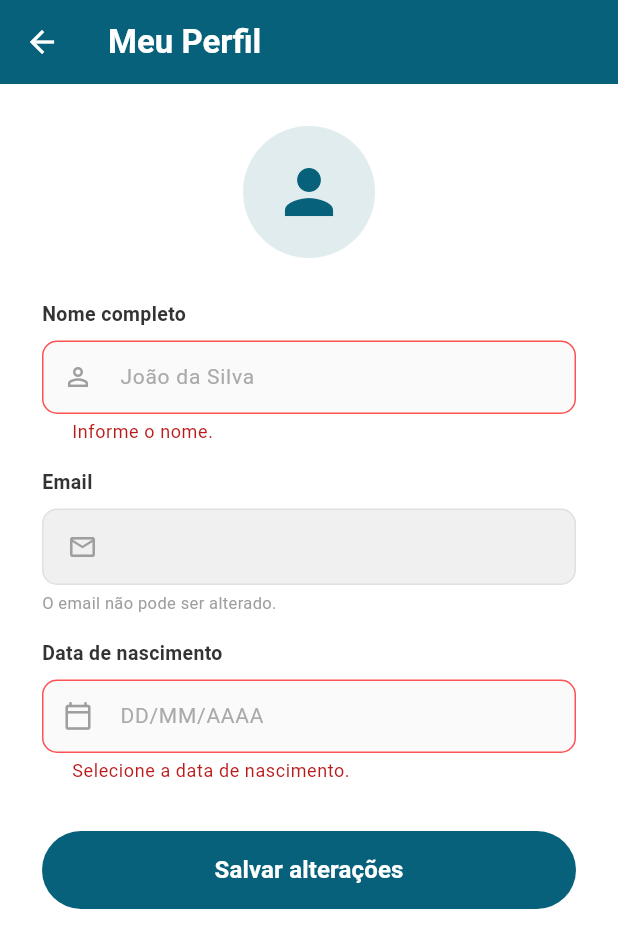
After one commit to Kaio-Goes/dividaAqui, a Flutter app: the ProfilePage screen opened directly, after a tap on "Salvar alterações", on a phone screen of 412 x 824 dp. The commit adds this screen. Shown: the top 948 px of the screen. Run offline on Flutter 3.47's test engine with Material 3 defaults, Android fonts, the phone set to English and light mode, and no system bars; our stand-ins replace cloud_firestore, firebase_auth, firebase_core, flutter_dotenv; accounts and stored records are empty; generated files the repository leaves out were written again.

Commit message:
Feature profile user is admin

```diff
--- /dev/null
+++ b/lib/pages/profile/profile_page.dart
@@ -0,0 +1,333 @@
+import 'package:flutter/cupertino.dart';
+import 'package:flutter/material.dart';
+import 'package:divida_aqui/core/app_colors.dart';
+import 'package:divida_aqui/core/auth_service.dart';
+import 'package:divida_aqui/core/user_model.dart';
+import 'package:divida_aqui/components/auth_input_field.dart';
+
+class ProfilePage extends StatefulWidget {
+  const ProfilePage({super.key});
+
+  @override
+  State<ProfilePage> createState() => _ProfilePageState();
+}
+
+class _ProfilePageState extends State<ProfilePage> {
+  final _formKey = GlobalKey<FormState>();
+  final _authService = AuthService();
+  final _nameController = TextEditingController();
+  final _birthController = TextEditingController();
+
+  UserModel? _user;
+  bool _loading = true;
+  bool _saving = false;
+
+  @override
+  void initState() {
+    super.initState();
+    _loadProfile();
+  }
+
+  @override
+  void dispose() {
+    _nameController.dispose();
+    _birthController.dispose();
+    super.dispose();
+  }
+
+  Future<void> _loadProfile() async {
+    final user = await _authService.fetchCurrentUserProfile();
+    if (mounted) {
+      setState(() {
+        _user = user;
+        _nameController.text = user?.name ?? '';
+        _birthController.text = user?.birthDate ?? '';
+        _loading = false;
+      });
+    }
+  }
+
+  Future<void> _pickDate() async {
+    final now = DateTime.now();
+    DateTime tempDate = DateTime(now.year - 18, now.month, now.day);
+
+    if (_birthController.text.isNotEmpty) {
+      final parts = _birthController.text.split('/');
+      if (parts.length == 3) {
+        tempDate = DateTime(
+          int.tryParse(parts[2]) ?? tempDate.year,
+          int.tryParse(parts[1]) ?? tempDate.month,
+          int.tryParse(parts[0]) ?? tempDate.day,
+        );
+      }
+    }
+
+    await showCupertinoModalPopup<void>(
+      context: context,
+      builder: (_) => Container(
+        height: 320,
+        color: Colors.white,
+        child: Column(
+          children: [
+            Container(
+              padding: const EdgeInsets.symmetric(horizontal: 8),
+              decoration: const BoxDecoration(
+                border: Border(bottom: BorderSide(color: Color(0xFFE0E0E0))),
+              ),
+              child: Row(
+                mainAxisAlignment: MainAxisAlignment.spaceBetween,
+                children: [
+                  CupertinoButton(
+                    child: const Text('Cancelar', style: TextStyle(color: Colors.grey)),
+                    onPressed: () => Navigator.of(context).pop(),
+                  ),
+                  CupertinoButton(
+                    child: Text('Confirmar', style: TextStyle(color: appPrimary)),
+                    onPressed: () {
+                      _birthController.text =
+                          '${tempDate.day.toString().padLeft(2, '0')}/${tempDate.month.toString().padLeft(2, '0')}/${tempDate.year}';
+                      Navigator.of(context).pop();
+                    },
+                  ),
+                ],
+              ),
+            ),
+            Expanded(
+              child: CupertinoDatePicker(
+                mode: CupertinoDatePickerMode.date,
+                initialDateTime: tempDate,
+                minimumDate: DateTime(1900),
+                maximumDate: DateTime(now.year - 10, now.month, now.day),
+                onDateTimeChanged: (date) => tempDate = date,
+              ),
+            ),
+          ],
+        ),
+      ),
+    );
+  }
+
+  Future<void> _save() async {
+    if (!(_formKey.currentState?.validate() ?? false)) return;
+    if (_user == null) return;
+    setState(() => _saving = true);
+    try {
+      await _authService.updateUserProfile(
+        uid: _user!.uid,
+        name: _nameController.text.trim(),
+        birthDate: _birthController.text,
+      );
+      if (mounted) {
+        ScaffoldMessenger.of(context).showSnackBar(
+          const SnackBar(
+            content: Text('Perfil atualizado com sucesso!'),
+            backgroundColor: Colors.green,
+            behavior: SnackBarBehavior.floating,
+          ),
+        );
+        Navigator.of(context).pop();
+      }
+    } catch (e) {
+      if (mounted) {
+        ScaffoldMessenger.of(context).showSnackBar(
+          const SnackBar(
+            content: Text('Erro ao salvar perfil. Tente novamente.'),
+            backgroundColor: Colors.redAccent,
+            behavior: SnackBarBehavior.floating,
+          ),
+        );
+      }
+    } finally {
+      if (mounted) setState(() => _saving = false);
+    }
+  }
+
+  @override
+  Widget build(BuildContext context) {
+    return Scaffold(
+      backgroundColor: Colors.white,
+      appBar: AppBar(
+        backgroundColor: appPrimary,
+        foregroundColor: Colors.white,
+        title: const Text(
+          'Meu Perfil',
+          style: TextStyle(fontWeight: FontWeight.w600),
+        ),
+      ),
+      body: _loading
+          ? const Center(child: CircularProgressIndicator(color: appPrimary))
+          : SingleChildScrollView(
+              padding: const EdgeInsets.all(28),
+              child: Form(
+                key: _formKey,
+                child: Column(
+                  crossAxisAlignment: CrossAxisAlignment.start,
+                  children: [
+                    // Avatar
+                    Center(
+                      child: CircleAvatar(
+                        radius: 44,
+                        backgroundColor: appPrimary.withValues(alpha: 0.12),
+                        child: const Icon(Icons.person, size: 48, color: appPrimary),
+                      ),
+                    ),
+                    const SizedBox(height: 28),
+
+                    // Nome
+                    AuthInputField(
+                      controller: _nameController,
+                      label: 'Nome completo',
+                      hintText: 'João da Silva',
+                      prefixIcon: Icons.person_outline,
+                      keyboardType: TextInputType.name,
+                      validator: (value) {
+                        final v = value?.trim() ?? '';
+                        if (v.isEmpty) return 'Informe o nome.';
+                        if (v.split(' ').length < 2) return 'Informe o nome completo.';
+                        return null;
+                      },
+                    ),
+                    const SizedBox(height: 16),
+
+                    // Email (somente leitura)
+                    Column(
+                      crossAxisAlignment: CrossAxisAlignment.start,
+                      children: [
+                        const Text(
+                          'Email',
+                          style: TextStyle(
+                            fontSize: 13,
+                            fontWeight: FontWeight.w600,
+                            color: Color(0xFF333333),
+                          ),
+                        ),
+                        const SizedBox(height: 8),
+                        Container(
+                          width: double.infinity,
+                          padding: const EdgeInsets.symmetric(
+                              vertical: 14, horizontal: 16),
+                          decoration: BoxDecoration(
+                            color: const Color(0xFFF0F0F0),
+                            borderRadius: BorderRadius.circular(10),
+                            border: Border.all(color: const Color(0xFFE0E0E0)),
+                          ),
+                          child: Row(
+                            children: [
+                              const Icon(Icons.email_outlined,
+                                  color: Colors.grey, size: 20),
+                              const SizedBox(width: 12),
+                              Text(
+                                _user?.email ?? '',
+                                style: const TextStyle(
+                                    fontSize: 14, color: Color(0xFF888888)),
+                              ),
+                            ],
+                          ),
+                        ),
+                        const SizedBox(height: 4),
+                        const Text(
+                          'O email não pode ser alterado.',
+                          style: TextStyle(fontSize: 11, color: Colors.grey),
+                        ),
+                      ],
+                    ),
+                    const SizedBox(height: 16),
+
+                    // Data de nascimento
+                    Column(
+                      crossAxisAlignment: CrossAxisAlignment.start,
+                      children: [
+                        const Text(
+                          'Data de nascimento',
+                          style: TextStyle(
+                            fontSize: 13,
+                            fontWeight: FontWeight.w600,
+                            color: Color(0xFF333333),
+                          ),
+                        ),
+                        const SizedBox(height: 8),
+                        TextFormField(
+                          controller: _birthController,
+                          readOnly: true,
+                          onTap: _pickDate,
+                          validator: (value) {
+                            if (value == null || value.isEmpty) {
+                              return 'Selecione a data de nascimento.';
+                            }
+                            return null;
+                          },
+                          style: const TextStyle(
+                              fontSize: 14, color: Color(0xFF222222)),
+                          decoration: InputDecoration(
+                            hintText: 'DD/MM/AAAA',
+                            hintStyle: const TextStyle(
+                                color: Color(0xFFAAAAAA), fontSize: 14),
+                            prefixIcon: const Icon(
+                                Icons.calendar_today_outlined,
+                                color: Colors.grey,
+                                size: 20),
+                            contentPadding: const EdgeInsets.symmetric(
+                                vertical: 14, horizontal: 16),
+                            filled: true,
+                            fillColor: const Color(0xFFFAFAFA),
+                            enabledBorder: OutlineInputBorder(
+                              borderRadius: BorderRadius.circular(10),
+                              borderSide:
+                                  const BorderSide(color: Color(0xFFE0E0E0)),
+                            ),
+                            focusedBorder: OutlineInputBorder(
+                              borderRadius: BorderRadius.circular(10),
+                              borderSide: const BorderSide(
+                                  color: appPrimary, width: 1.5),
+                            ),
+                            errorBorder: OutlineInputBorder(
+                              borderRadius: BorderRadius.circular(10),
+                              borderSide:
+                                  const BorderSide(color: Colors.redAccent),
+                            ),
+                            focusedErrorBorder: OutlineInputBorder(
+                              borderRadius: BorderRadius.circular(10),
+                              borderSide: const BorderSide(
+                                  color: Colors.redAccent, width: 1.5),
+                            ),
+                          ),
+                        ),
+                      ],
+                    ),
+                    const SizedBox(height: 32),
+
+                    // Botão Salvar
+                    SizedBox(
+                      width: double.infinity,
+                      height: 52,
+                      child: ElevatedButton(
+                        onPressed: _saving ? null : _save,
+                        style: ElevatedButton.styleFrom(
+                          backgroundColor: appPrimary,
+                          foregroundColor: Colors.white,
+                          elevation: 0,
+                          shape: RoundedRectangleBorder(
+                            borderRadius: BorderRadius.circular(30),
+                          ),
+                        ),
+                        child: _saving
+                            ? const SizedBox(
+                                width: 22,
+                                height: 22,
+                                child: CircularProgressIndicator(
+                                    color: Colors.white, strokeWidth: 2.5),
+                              )
+                            : const Text(
+                                'Salvar alterações',
+                                style: TextStyle(
+                                    fontSize: 16, fontWeight: FontWeight.w600),
+                              ),
+                      ),
+                    ),
+                  ],
+                ),
+              ),
+            ),
+    );
+  }
+}
```
Also changed, not shown: lib/core/auth_service.dart (+18 -0 lines), lib/pages/admin/admin_users_page.dart (added, +185 -0 lines), lib/pages/dashboard/dashboard_page.dart (+33 -0 lines), 1 other file.
